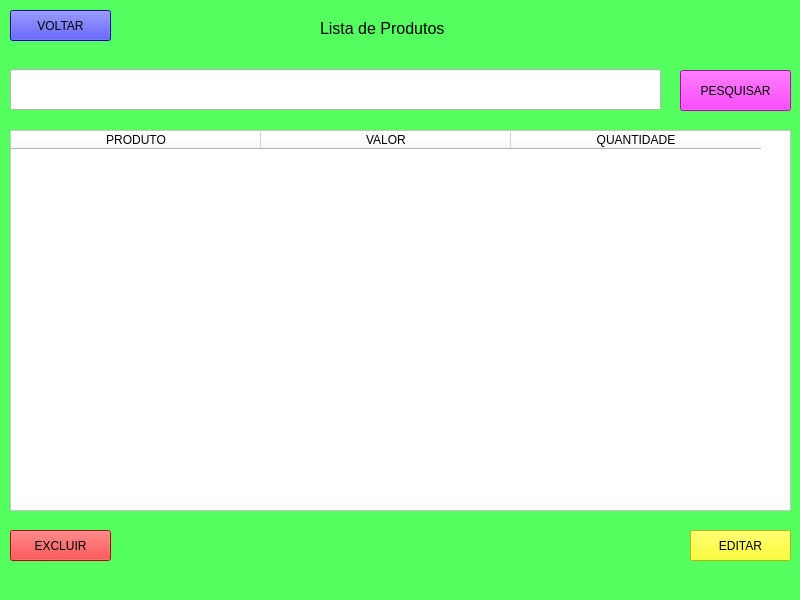
Before: the Qt Designer form lista_produtos.ui in gustavoestevesr/plantinhas-da-marcia, drawn with Qt 5.
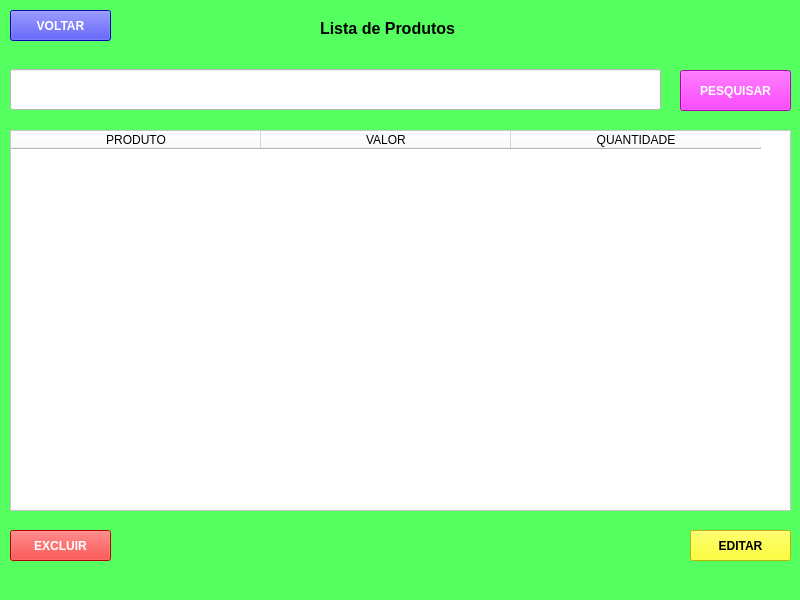
After: the same form once the commit is applied.

Patch:
```diff
--- a/lista_produtos.ui
+++ b/lista_produtos.ui
@@ -29,6 +29,8 @@
     <property name="font">
      <font>
       <pointsize>12</pointsize>
+      <weight>75</weight>
+      <bold>true</bold>
      </font>
     </property>
     <property name="text">
@@ -95,6 +97,12 @@
       <height>31</height>
      </rect>
     </property>
+    <property name="font">
+     <font>
+      <weight>75</weight>
+      <bold>true</bold>
+     </font>
+    </property>
     <property name="styleSheet">
      <string notr="true">background-color: rgb(255, 255, 0);</string>
     </property>
@@ -111,8 +119,15 @@
       <height>31</height>
      </rect>
     </property>
+    <property name="font">
+     <font>
+      <weight>75</weight>
+      <bold>true</bold>
+     </font>
+    </property>
     <property name="styleSheet">
-     <string notr="true">background-color: rgb(255, 0, 0);</string>
+     <string notr="true">background-color: rgb(255, 0, 0);
+color: rgb(255, 255, 255);</string>
     </property>
     <property name="text">
      <string>EXCLUIR</string>
@@ -127,8 +142,15 @@
       <height>31</height>
      </rect>
     </property>
+    <property name="font">
+     <font>
+      <weight>75</weight>
+      <bold>true</bold>
+     </font>
+    </property>
     <property name="styleSheet">
-     <string notr="true">background-color: rgb(0, 0, 255);</string>
+     <string notr="true">background-color: rgb(0, 0, 255);
+color: rgb(255, 255, 255);</string>
     </property>
     <property name="text">
      <string>VOLTAR</string>
@@ -156,8 +178,15 @@
       <height>41</height>
      </rect>
     </property>
+    <property name="font">
+     <font>
+      <weight>75</weight>
+      <bold>true</bold>
+     </font>
+    </property>
     <property name="styleSheet">
-     <string notr="true">background-color: rgb(255, 0, 255);</string>
+     <string notr="true">background-color: rgb(255, 0, 255);
+color: rgb(255, 255, 255);</string>
     </property>
     <property name="text">
      <string>PESQUISAR</string>
```
